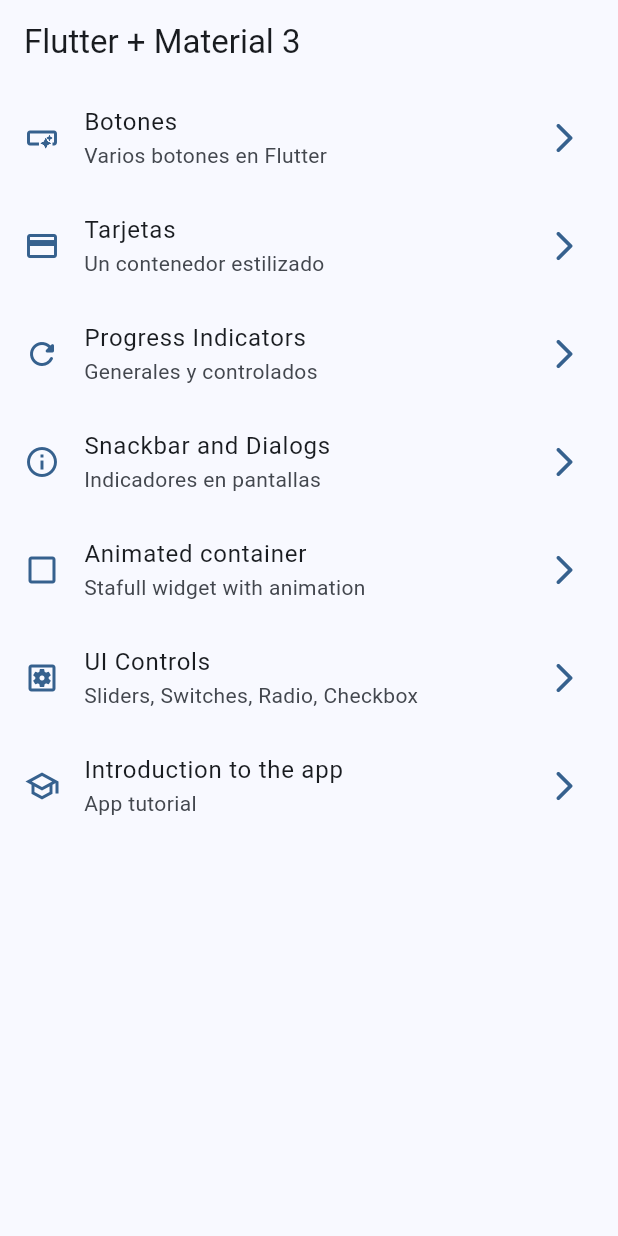
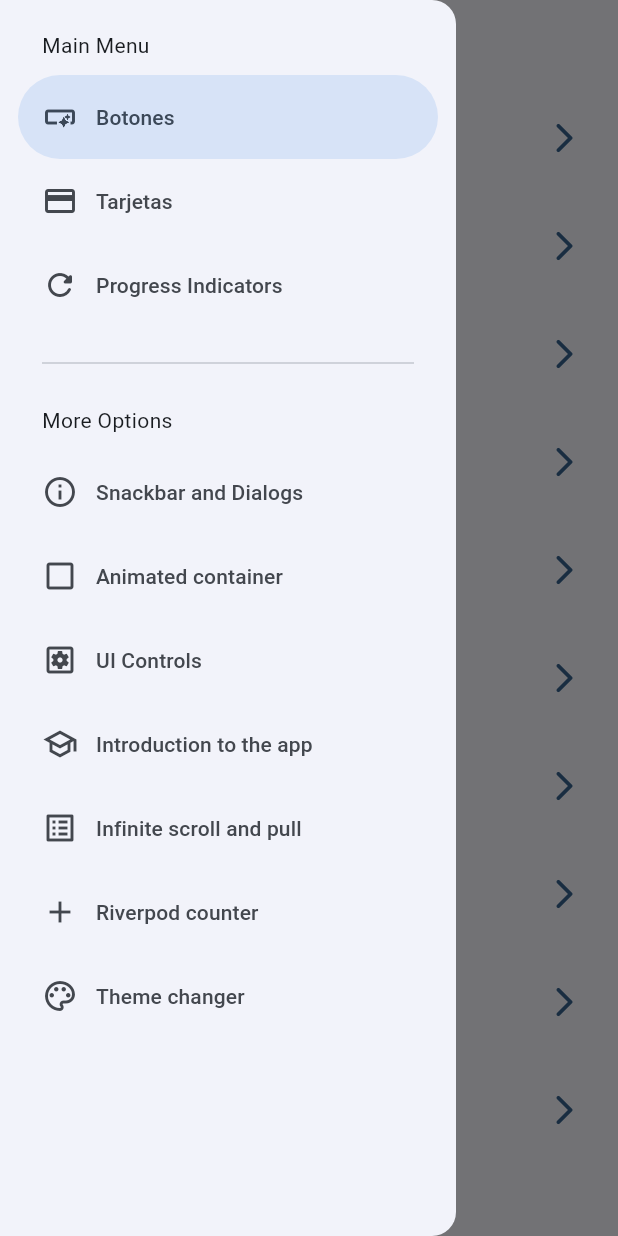
Before and after one commit to ChristianCeT/flutter-riverpod-widgets, a Flutter app: the screen it shows after launch, with the side drawer open (before the commit the screen has no drawer), on a phone screen of 412 x 824 dp. Run offline on Flutter 3.47's test engine with Material 2 defaults, Android fonts, the phone set to English and light mode, and no system bars; our stand-ins replace animate_do, flutter_riverpod, go_router.

Commit message:
antes de statenotifier

```diff
--- a/lib/config/menu/menu_items.dart
+++ b/lib/config/menu/menu_items.dart
@@ -59,4 +59,28 @@ const appMenuItems = <MenuItem>[
     link: '/tutorial',
     icon: Icons.school_outlined,
   ),
+
+  /* infinitie scroll */
+  MenuItem(
+    title: 'Infinite scroll and pull',
+    subTitle: 'Infinite scroll and pull to refresh',
+    link: '/infinitie',
+    icon: Icons.list_alt_outlined,
+  ),
+
+  /* counter screen */
+  MenuItem(
+    title: 'Riverpod counter',
+    subTitle: 'Counter screen',
+    link: '/counter_screen',
+    icon: Icons.add,
+  ),
+
+  /* theme-changer */
+  MenuItem(
+    title: 'Theme changer',
+    subTitle: 'Change the theme of the app',
+    link: '/theme-changer',
+    icon: Icons.color_lens_outlined,
+  ),
 ];
--- a/lib/config/router/app_router.dart
+++ b/lib/config/router/app_router.dart
@@ -40,11 +40,27 @@ final appRouter = GoRouter(
       name: UiControlsScreen.name,
       builder: (context, state) => const UiControlsScreen(),
     ),
-    /* tutorial */
     GoRoute(
       path: '/tutorial',
       name: AppTutorialScreen.name,
       builder: (context, state) => const AppTutorialScreen(),
     ),
+    GoRoute(
+      path: '/infinitie',
+      name: InfiniteScreen.name,
+      builder: (context, state) => const InfiniteScreen(),
+    ),
+    GoRoute(
+      path: '/counter_screen',
+      name: CounterScreen.name,
+      builder: (context, state) => const CounterScreen(),
+    ),
+
+    /* theme-changer */
+    GoRoute(
+      path: '/theme-changer',
+      name: ThemeChangerScreen.name,
+      builder: (context, state) => const ThemeChangerScreen(),
+    ),
   ],
 );
--- a/lib/config/theme/app_theme.dart
+++ b/lib/config/theme/app_theme.dart
@@ -12,14 +12,16 @@ const List<Color> colorList = [
 
 class AppTheme {
   final int selectedColor;
+  final bool isDarkMode;
 
-  AppTheme({this.selectedColor = 0})
+  AppTheme({this.selectedColor = 0, this.isDarkMode = false})
       : assert(selectedColor >= 0, "Selected color must be greater than 0"),
         assert(selectedColor <= colorList.length,
             "Selected color must be less or equal than ${colorList.length - 1}");
 
   ThemeData getTheme() => ThemeData(
         useMaterial3: true,
+        brightness: isDarkMode ? Brightness.dark : Brightness.light,
         colorSchemeSeed: colorList[selectedColor],
         appBarTheme: const AppBarTheme(
           centerTitle: false,
--- a/lib/main.dart
+++ b/lib/main.dart
@@ -1,18 +1,26 @@
 import 'package:flutter/material.dart';
+import 'package:flutter_riverpod/flutter_riverpod.dart';
 import 'package:widgets_app/config/router/app_router.dart';
 import 'package:widgets_app/config/theme/app_theme.dart';
+import 'package:widgets_app/presentation/screens/providers/theme_provider.dart';
 
-void main() => runApp(const MyApp());
+void main() => runApp(const ProviderScope(child: MyApp()));
 
-class MyApp extends StatelessWidget {
+class MyApp extends ConsumerWidget {
   const MyApp({super.key});
 
   @override
-  Widget build(BuildContext context) {
+  Widget build(BuildContext context, WidgetRef ref) {
+    final isDarkMode = ref.watch(isDarkModeProvider);
+    final selectedColor = ref.watch(selectedColorProvider);
+
     return MaterialApp.router(
       routerConfig: appRouter,
       debugShowCheckedModeBanner: false,
-      theme: AppTheme(selectedColor: 0).getTheme(),
+      theme: AppTheme(
+        selectedColor: selectedColor,
+        isDarkMode: isDarkMode,
+      ).getTheme(),
       title: 'Flutter Widgets',
     );
   }
--- a/lib/presentation/screens/home/home_screen.dart
+++ b/lib/presentation/screens/home/home_screen.dart
@@ -1,6 +1,7 @@
 import 'package:flutter/material.dart';
 import 'package:go_router/go_router.dart';
 import 'package:widgets_app/config/menu/menu_items.dart';
+import 'package:widgets_app/presentation/widgets/side_menu.dart';
 
 class HomeScreen extends StatelessWidget {
   static const String name = 'home_screen';
@@ -9,11 +10,17 @@ class HomeScreen extends StatelessWidget {
 
   @override
   Widget build(BuildContext context) {
+    final scafooldKey = GlobalKey<ScaffoldState>();
+
     return Scaffold(
+      key: scafooldKey,
       appBar: AppBar(
         title: const Text('Flutter + Material 3'),
       ),
       body: const _HomeView(),
+      drawer: SideMenu(
+        scafoldKey: scafooldKey,
+      ),
     );
   }
 }
--- /dev/null
+++ b/lib/presentation/screens/providers/counter_provider.dart
@@ -0,0 +1,4 @@
+import 'package:flutter_riverpod/flutter_riverpod.dart';
+
+///Stateprovider proveedor de un estado, pieza de información del estado
+final counterProvider = StateProvider((ref) => 5);
--- /dev/null
+++ b/lib/presentation/screens/providers/theme_provider.dart
@@ -0,0 +1,11 @@
+//Estado => isDarkMode provider
+
+import 'package:flutter_riverpod/flutter_riverpod.dart';
+import 'package:widgets_app/config/theme/app_theme.dart';
+
+final isDarkModeProvider = StateProvider((ref) => false);
+
+//Listado de colores inmutable
+final colorListProvider = Provider((ref) => colorList);
+
+final selectedColorProvider = StateProvider((ref) => 0);
--- a/lib/presentation/screens/screens.dart
+++ b/lib/presentation/screens/screens.dart
@@ -2,8 +2,10 @@ export 'package:widgets_app/presentation/screens/animated/animated_screen.dart';
 export 'package:widgets_app/presentation/screens/app_tutorial/app_tutorial_screen.dart';
 export 'package:widgets_app/presentation/screens/buttons/buttons_screen.dart';
 export 'package:widgets_app/presentation/screens/cards/cards_screen.dart';
+export 'package:widgets_app/presentation/screens/counter/counter_screen.dart';
 export 'package:widgets_app/presentation/screens/home/home_screen.dart';
 export 'package:widgets_app/presentation/screens/infinite_scroll/infinite_scroll_screen.dart';
 export 'package:widgets_app/presentation/screens/progress/progress_screen.dart';
 export 'package:widgets_app/presentation/screens/snackbar/snackbar_screen.dart';
+export 'package:widgets_app/presentation/screens/theme_changer/theme_changer.dart';
 export 'package:widgets_app/presentation/screens/ui_controls/ui_controls_screen.dart';
--- /dev/null
+++ b/lib/presentation/widgets/side_menu.dart
@@ -0,0 +1,62 @@
+import 'package:flutter/material.dart';
+import 'package:go_router/go_router.dart';
+import 'package:widgets_app/config/menu/menu_items.dart';
+
+class SideMenu extends StatefulWidget {
+  final GlobalKey<ScaffoldState> scafoldKey;
+  const SideMenu({
+    super.key,
+    required this.scafoldKey,
+  });
+
+  @override
+  State<SideMenu> createState() => _SideMenuState();
+}
+
+class _SideMenuState extends State<SideMenu> {
+  int navDrawerIndex = 0;
+
+  @override
+  Widget build(BuildContext context) {
+    final hasNotch = MediaQuery.of(context).viewPadding.top > 35;
+
+    return NavigationDrawer(
+      selectedIndex: navDrawerIndex,
+      onDestinationSelected: (value) {
+        setState(() {
+          navDrawerIndex = value;
+        });
+
+        final menuItem = appMenuItems[value];
+        context.push(menuItem.link);
+        widget.scafoldKey.currentState!.closeDrawer();
+      },
+      children: [
+        Padding(
+          padding: EdgeInsets.fromLTRB(28, hasNotch ? 0 : 20, 16, 10),
+          child: const Text('Main Menu'),
+        ),
+        ...appMenuItems.sublist(0, 3).map(
+              (item) => NavigationDrawerDestination(
+                icon: Icon(item.icon),
+                label: Text(item.title),
+              ),
+            ),
+        const Padding(
+          padding: EdgeInsets.fromLTRB(28, 16, 28, 10),
+          child: Divider(),
+        ),
+        const Padding(
+          padding: EdgeInsets.fromLTRB(28, 10, 16, 10),
+          child: Text('More Options'),
+        ),
+        ...appMenuItems.sublist(3).map(
+              (item) => NavigationDrawerDestination(
+                icon: Icon(item.icon),
+                label: Text(item.title),
+              ),
+            ),
+      ],
+    );
+  }
+}
--- a/pubspec.yaml
+++ b/pubspec.yaml
@@ -32,6 +32,7 @@ dependencies:
   cupertino_icons: ^1.0.2
   flutter:
     sdk: flutter
+  flutter_riverpod: ^2.3.6
   go_router: ^7.0.0
 
 dev_dependencies:
```
Also changed, not shown: lib/presentation/screens/counter/counter_screen.dart (added, +38 -0 lines), lib/presentation/screens/infinite_scroll/infinite_scroll_screen.dart (+122 -2 lines), lib/presentation/screens/theme_changer/theme_changer.dart (added, +57 -0 lines), pubspec.lock.
